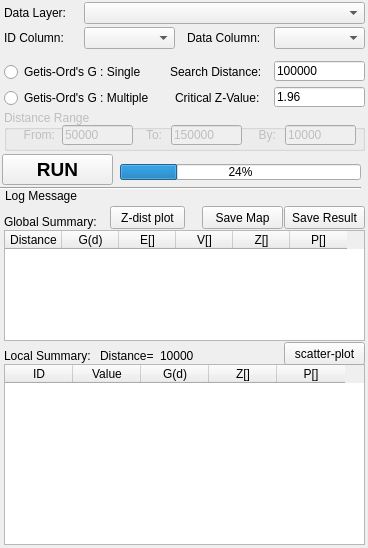
Above: gui/ui_form_getisord_g.ui from Gaia3D/GeepsSpatialStatistic before the change. Below: the same form after it.
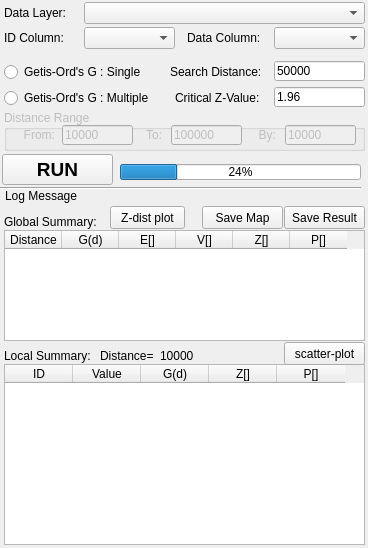
That is the form after the change.

Diff of the .ui file:
```diff
--- a/gui/ui_form_getisord_g.ui
+++ b/gui/ui_form_getisord_g.ui
@@ -64,7 +64,7 @@
     <rect>
      <x>4</x>
      <y>64</y>
-     <width>141</width>
+     <width>161</width>
      <height>16</height>
     </rect>
    </property>
@@ -108,7 +108,7 @@
     </rect>
    </property>
    <property name="text">
-    <string>100000</string>
+    <string>50000</string>
    </property>
   </widget>
   <widget class="QLabel" name="lbl_m_1">
@@ -181,7 +181,7 @@
      </rect>
     </property>
     <property name="text">
-     <string>50000</string>
+     <string>10000</string>
     </property>
    </widget>
    <widget class="QLineEdit" name="edtTo">
@@ -194,7 +194,7 @@
      </rect>
     </property>
     <property name="text">
-     <string>150000</string>
+     <string>100000</string>
     </property>
    </widget>
    <widget class="QLabel" name="label_7">
```
